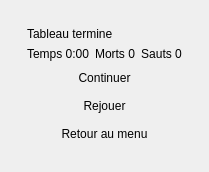
This is Source/Elements/UI/LevelCompleteScreen.ui in azertval/ProjectGaming as Qt 5 draws it before an edit. The edited form follows.
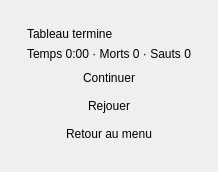
This is the edited form. Custom widgets are drawn as their Qt base class.

```diff
--- a/Source/Elements/UI/LevelCompleteScreen.ui
+++ b/Source/Elements/UI/LevelCompleteScreen.ui
@@ -36,26 +36,10 @@
         <!-- Bilan du tableau (LOT-68) : trois chiffres, pas un de plus. Au-dela, l'ecran
              devient un tableau de bord alors qu'il doit se lire en une seconde. -->
         <item>
-         <layout class="QHBoxLayout" name="summaryRow">
-          <item>
-           <widget class="QLabel" name="elapsedLabel">
-            <property name="alignment"><set>Qt::AlignCenter</set></property>
-            <property name="text"><string>Temps 0:00</string></property>
-           </widget>
-          </item>
-          <item>
-           <widget class="QLabel" name="deathsLabel">
-            <property name="alignment"><set>Qt::AlignCenter</set></property>
-            <property name="text"><string>Morts 0</string></property>
-           </widget>
-          </item>
-          <item>
-           <widget class="QLabel" name="jumpsLabel">
-            <property name="alignment"><set>Qt::AlignCenter</set></property>
-            <property name="text"><string>Sauts 0</string></property>
-           </widget>
-          </item>
-         </layout>
+         <widget class="QLabel" name="summaryLabel">
+          <property name="alignment"><set>Qt::AlignCenter</set></property>
+          <property name="text"><string>Temps 0:00 · Morts 0 · Sauts 0</string></property>
+         </widget>
         </item>
         <item>
          <widget class="hmi::PixelMenuButton" name="continueButton">
```
Left out of the diff: 5 changed lines with no effect on the pictures.
